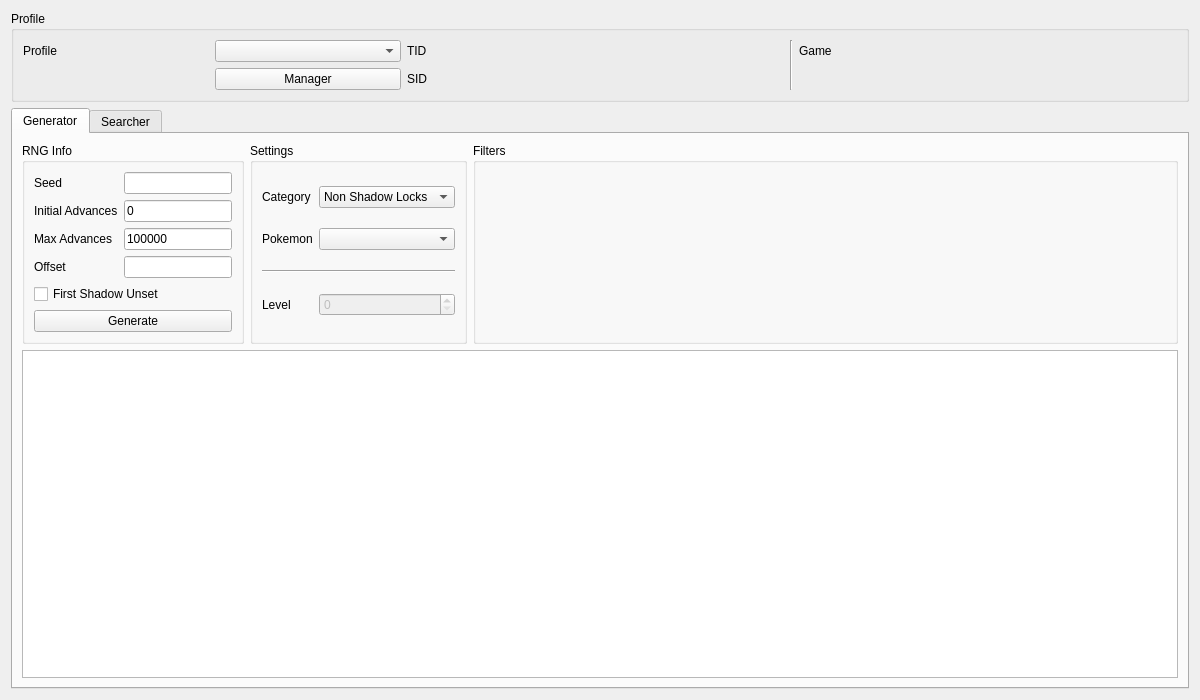
First picture: the form in Form/Gen3/GameCube.ui, repository Admiral-Fish/PokeFinder, before the edit.
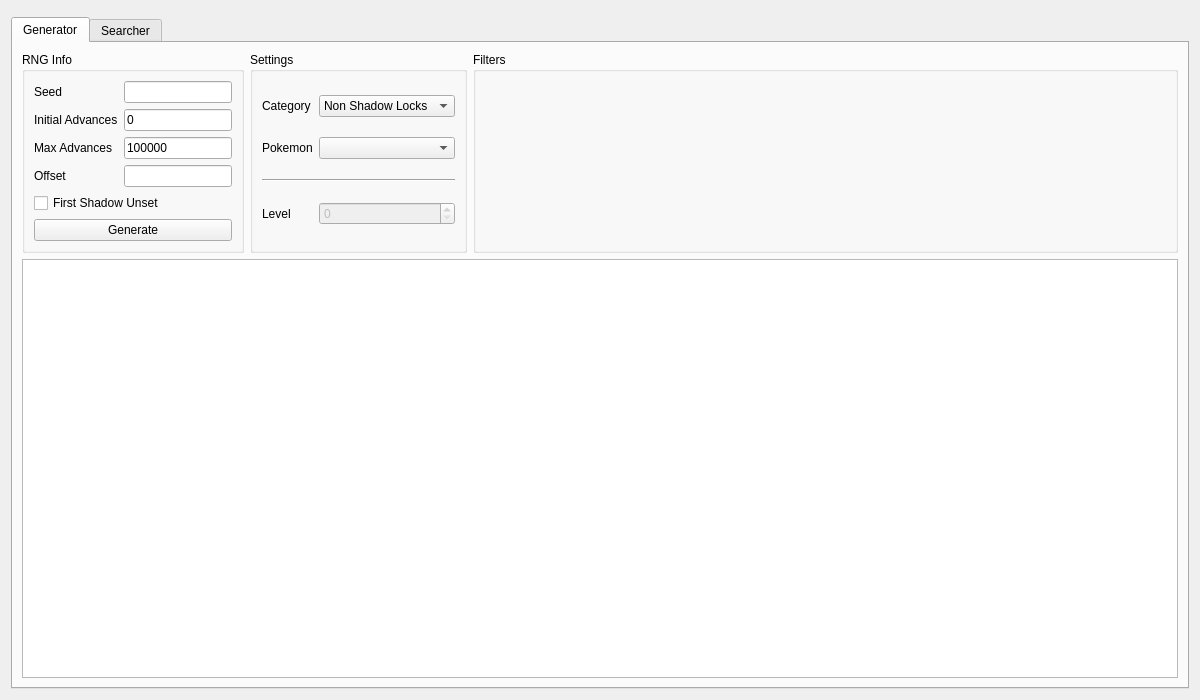
Second picture: the form after the edit. Custom widgets are drawn as their Qt base class.

Commit message: Refactor profile display

The edit to the form file:
```diff
--- a/Form/Gen3/GameCube.ui
+++ b/Form/Gen3/GameCube.ui
@@ -13,68 +13,9 @@
   <property name="windowTitle">
    <string>GameCube RNG</string>
   </property>
-  <layout class="QGridLayout" name="gridLayout_7">
+  <layout class="QGridLayout" name="gridLayout">
    <item row="0" column="0">
-    <widget class="QGroupBox" name="groupBoxProfile">
-     <property name="title">
-      <string>Profile</string>
-     </property>
-     <layout class="QGridLayout" name="gridLayout_4">
-      <item row="0" column="0">
-       <widget class="QLabel" name="labelProfile">
-        <property name="text">
-         <string>Profile</string>
-        </property>
-       </widget>
-      </item>
-      <item row="0" column="1">
-       <widget class="QComboBox" name="comboBoxProfiles"/>
-      </item>
-      <item row="1" column="1">
-       <widget class="QPushButton" name="pushButtonProfileManager">
-        <property name="text">
-         <string>Manager</string>
-        </property>
-       </widget>
-      </item>
-      <item row="0" column="2">
-       <widget class="QLabel" name="labelProfileTID">
-        <property name="text">
-         <string>TID</string>
-        </property>
-       </widget>
-      </item>
-      <item row="0" column="3">
-       <widget class="QLabel" name="labelProfileTIDValue"/>
-      </item>
-      <item row="1" column="2">
-       <widget class="QLabel" name="labelProfileSID">
-        <property name="text">
-         <string>SID</string>
-        </property>
-       </widget>
-      </item>
-      <item row="1" column="3">
-       <widget class="QLabel" name="labelProfileSIDValue"/>
-      </item>
-      <item row="0" column="4" rowspan="2">
-       <widget class="Line" name="line">
-        <property name="orientation">
-         <enum>Qt::Orientation::Vertical</enum>
-        </property>
-       </widget>
-      </item>
-      <item row="0" column="5">
-       <widget class="QLabel" name="labelProfileGame">
-        <property name="text">
-         <string>Game</string>
-        </property>
-       </widget>
-      </item>
-      <item row="0" column="6">
-       <widget class="QLabel" name="labelProfileGameValue"/>
-      </item>
-     </layout>
+    <widget class="ProfileDisplay3" name="profileDisplay" native="true">
     </widget>
    </item>
    <item row="1" column="0">
@@ -89,7 +30,7 @@
          <property name="title">
           <string>RNG Info</string>
          </property>
-         <layout class="QGridLayout" name="gridLayout_6">
+         <layout class="QGridLayout" name="gridLayout_2">
           <item row="0" column="0">
            <widget class="QLabel" name="labelGeneratorSeed">
             <property name="text">
@@ -160,7 +101,7 @@
          <property name="title">
           <string>Settings</string>
          </property>
-         <layout class="QGridLayout" name="gridLayout_8">
+         <layout class="QGridLayout" name="gridLayout_3">
           <item row="0" column="0">
            <widget class="QLabel" name="labelGeneratorCategory">
             <property name="text">
@@ -198,7 +139,7 @@
            <widget class="ComboBox" name="comboBoxGeneratorPokemon"/>
           </item>
           <item row="2" column="0" colspan="2">
-           <widget class="Line" name="line_2">
+           <widget class="Line" name="line">
             <property name="orientation">
              <enum>Qt::Orientation::Horizontal</enum>
             </property>
@@ -232,7 +173,7 @@
          <property name="title">
           <string>Filters</string>
          </property>
-         <layout class="QGridLayout" name="gridLayout">
+         <layout class="QGridLayout" name="gridLayout_4">
           <item row="0" column="0" rowspan="2">
            <widget class="Filter" name="filterGenerator" native="true"/>
           </item>
@@ -254,7 +195,7 @@
          <property name="title">
           <string>RNG Info</string>
          </property>
-         <layout class="QGridLayout" name="gridLayout_2">
+         <layout class="QGridLayout" name="gridLayout_6">
           <item row="0" column="0">
            <widget class="QCheckBox" name="checkBoxSearcherFirstShadowUnset">
             <property name="text">
@@ -291,7 +232,7 @@
          <property name="title">
           <string>Settings</string>
          </property>
-         <layout class="QGridLayout" name="gridLayout_10">
+         <layout class="QGridLayout" name="gridLayout_7">
           <item row="0" column="0">
            <widget class="QLabel" name="labelSearcherCategory">
             <property name="text">
@@ -363,7 +304,7 @@
          <property name="title">
           <string>Filters</string>
          </property>
-         <layout class="QGridLayout" name="gridLayout_3">
+         <layout class="QGridLayout" name="gridLayout_8">
           <item row="0" column="0" rowspan="2">
            <widget class="Filter" name="filterSearcher" native="true"/>
           </item>
@@ -414,6 +355,12 @@
    <header>Form/Controls/TabWidget.hpp</header>
    <container>1</container>
   </customwidget>
+  <customwidget>
+   <class>ProfileDisplay3</class>
+   <extends>QWidget</extends>
+   <header>Form/Gen3/Profile/ProfileDisplay3.hpp</header>
+   <container>1</container>
+  </customwidget>
  </customwidgets>
  <tabstops>
   <tabstop>comboBoxProfiles</tabstop>
```
Left out of the diff: 6 changed lines with no effect on the pictures. The commit also changes 110 other files.
